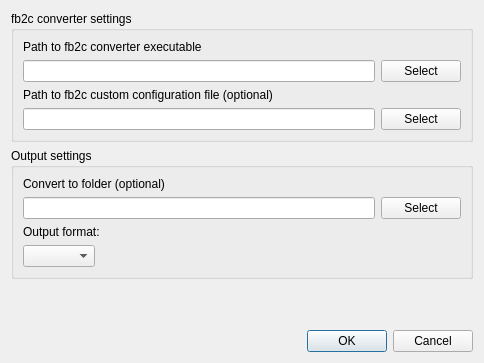
First picture: the form in designer/settingsdialog.ui, repository dnkorpushov/libro, before the edit.
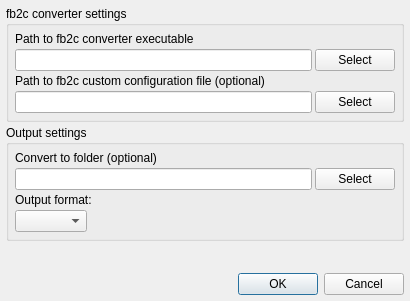
Second picture: the form after the edit.

```diff
--- a/designer/settingsdialog.ui
+++ b/designer/settingsdialog.ui
@@ -6,20 +6,50 @@
    <rect>
     <x>0</x>
     <y>0</y>
-    <width>484</width>
-    <height>363</height>
+    <width>410</width>
+    <height>301</height>
    </rect>
   </property>
   <property name="windowTitle">
    <string>Settings</string>
   </property>
   <layout class="QGridLayout" name="gridLayout_2">
+   <property name="leftMargin">
+    <number>6</number>
+   </property>
+   <property name="topMargin">
+    <number>6</number>
+   </property>
+   <property name="rightMargin">
+    <number>6</number>
+   </property>
+   <property name="bottomMargin">
+    <number>6</number>
+   </property>
+   <property name="spacing">
+    <number>3</number>
+   </property>
    <item row="0" column="0">
     <widget class="QGroupBox" name="groupBox">
      <property name="title">
       <string>fb2c converter settings</string>
      </property>
      <layout class="QVBoxLayout" name="verticalLayout_3">
+      <property name="spacing">
+       <number>3</number>
+      </property>
+      <property name="leftMargin">
+       <number>6</number>
+      </property>
+      <property name="topMargin">
+       <number>6</number>
+      </property>
+      <property name="rightMargin">
+       <number>6</number>
+      </property>
+      <property name="bottomMargin">
+       <number>6</number>
+      </property>
       <item>
        <widget class="QLabel" name="label">
         <property name="text">
@@ -29,6 +59,9 @@
       </item>
       <item>
        <layout class="QHBoxLayout" name="horizontalLayout">
+        <property name="spacing">
+         <number>3</number>
+        </property>
         <item>
          <widget class="QLineEdit" name="converterPathEdit"/>
         </item>
@@ -56,6 +89,9 @@
       </item>
       <item>
        <layout class="QHBoxLayout" name="horizontalLayout_2">
+        <property name="spacing">
+         <number>3</number>
+        </property>
         <item>
          <widget class="QLineEdit" name="configFileEdit"/>
         </item>
@@ -77,6 +113,21 @@
       <string>Output settings</string>
      </property>
      <layout class="QVBoxLayout" name="verticalLayout_2">
+      <property name="spacing">
+       <number>3</number>
+      </property>
+      <property name="leftMargin">
+       <number>6</number>
+      </property>
+      <property name="topMargin">
+       <number>6</number>
+      </property>
+      <property name="rightMargin">
+       <number>6</number>
+      </property>
+      <property name="bottomMargin">
+       <number>6</number>
+      </property>
       <item>
        <layout class="QVBoxLayout" name="verticalLayout">
         <item>
@@ -88,6 +139,9 @@
         </item>
         <item>
          <layout class="QHBoxLayout" name="horizontalLayout_3">
+          <property name="spacing">
+           <number>3</number>
+          </property>
           <item>
            <widget class="QLineEdit" name="convertToFolderEdit"/>
           </item>
```
